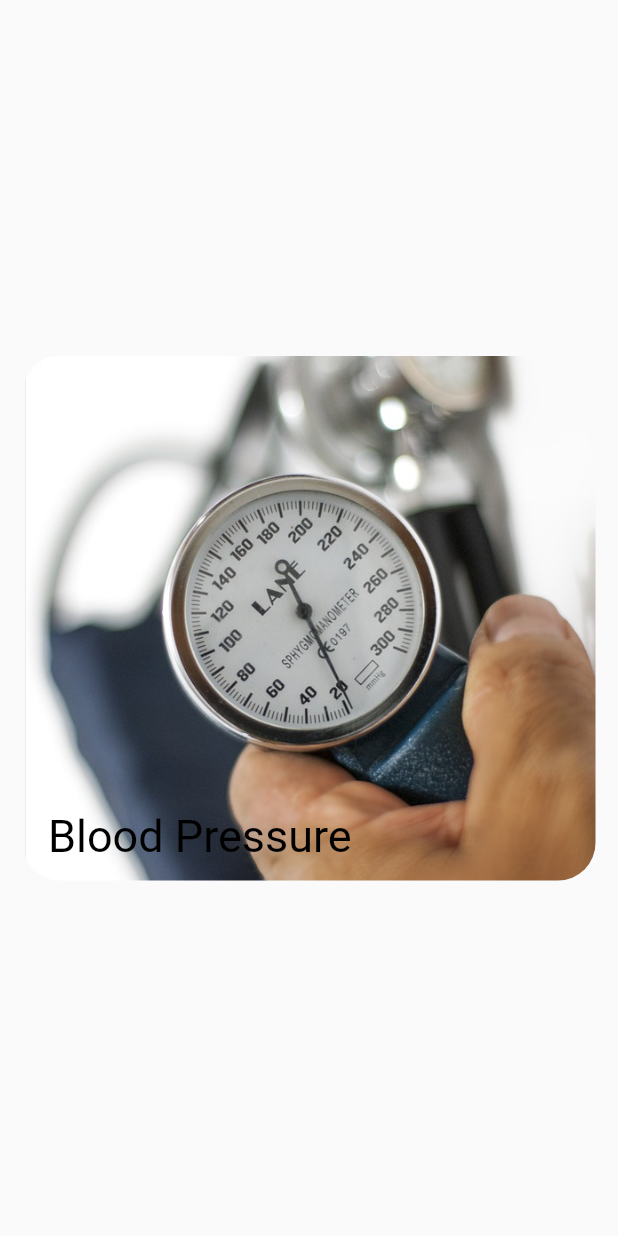
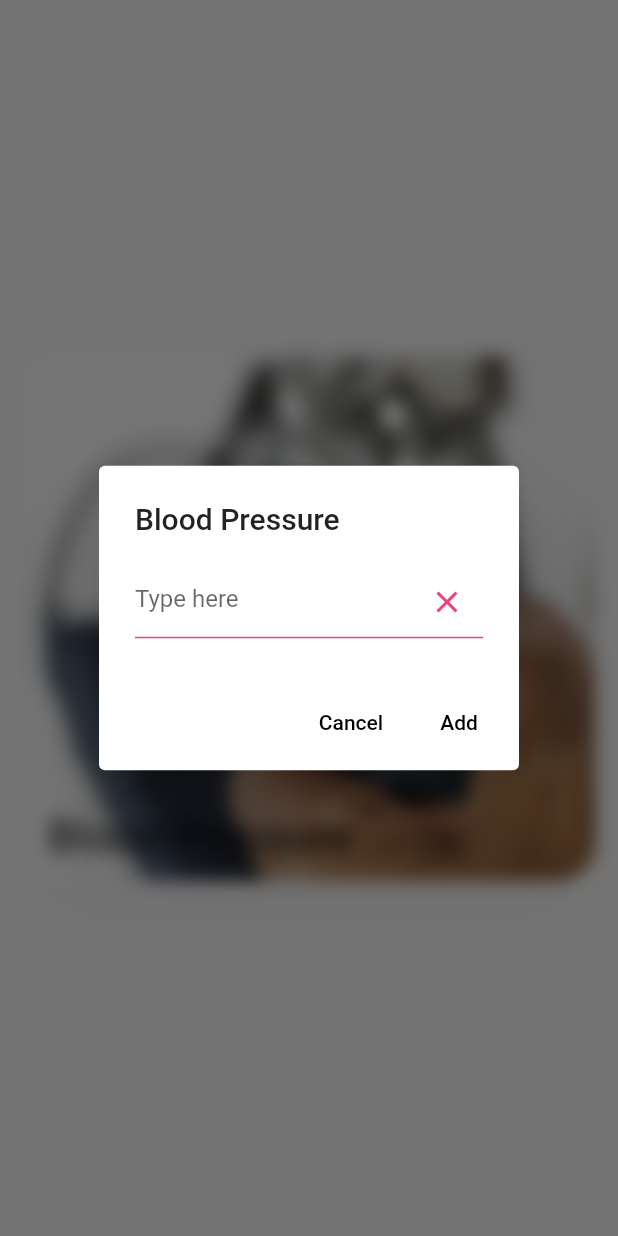
Before and after one commit to manthi4/dte_epic_interface, a Flutter app: the VitalCard widget shown alone on an empty page, opened directly, after a tap on "Blood Pressure", on a phone screen of 412 x 824 dp. Run offline on Flutter 3.47's test engine with Material 2 defaults, Android fonts, the phone set to English and light mode, and no system bars; our stand-ins replace cloud_firestore, firebase_auth, firebase_core; missing offline and left inert: bezier_chart; accounts and stored records are empty.

Commit message:
press vitals

```diff
--- a/lib/components/bottomBar.dart
+++ b/lib/components/bottomBar.dart
@@ -10,7 +10,8 @@ class bottomBar extends StatelessWidget {
         mainAxisAlignment: MainAxisAlignment.spaceEvenly,
         children: [
           IconButton(icon: Icon(Icons.home_outlined), onPressed: (){
-            Navigator.push(context, MaterialPageRoute(builder: (context)=>HomePage()));
+
+            Navigator.pushAndRemoveUntil(context, MaterialPageRoute(builder: (context)=>HomePage()), (Route<dynamic> route) => false);
           }),
           FlatButton(
               onPressed: (){
--- a/lib/components/vitalCard.dart
+++ b/lib/components/vitalCard.dart
@@ -1,11 +1,64 @@
 import 'package:flutter/cupertino.dart';
 import 'package:flutter/material.dart';
+import 'dart:ui';
+import 'package:dte_epic_interface/user.dart';
+
 
 class VitalCard extends StatelessWidget {
   final String vital;
   final String image;
 
   VitalCard({Key key, @required this.vital, @required this.image}) : super(key: key);
+
+  final myController = TextEditingController();
+
+  pressedVital(BuildContext context) {
+    VoidCallback addVital = () => {
+      Navigator.of(context).pop(),
+      User.inputData(myController.text),
+      myController.clear(),
+    };
+    showDialog(
+      context: context,
+      builder: (BuildContext context) {
+        return BackdropFilter(
+            filter: ImageFilter.blur(sigmaX: 6, sigmaY: 6),
+            child:  AlertDialog(
+              title: new Text(vital),
+              content: TextField(
+                controller: myController,
+                cursorColor: Colors.black,
+                decoration: InputDecoration(
+                  enabledBorder: UnderlineInputBorder(
+                    borderSide: BorderSide(color: Colors.pink[400]),
+                  ),
+                  hintText: "Type here",
+                  suffixIcon: IconButton(
+                    color: Colors.pink[400],
+                    onPressed: myController.clear,
+                    icon: Icon(Icons.clear),
+                  ),
+                ),
+              ),
+              actions: <Widget>[
+                new TextButton(
+                  child: new Text("Cancel", style: TextStyle(color: Colors.black)),
+                  onPressed: () {
+                    Navigator.of(context).pop();
+                    myController.clear();
+                  },
+                ),
+                new TextButton(
+                  child: Text("Add", style: TextStyle(color: Colors.black)),
+                  onPressed: () {
+                    addVital();
+                  },
+                ),
+              ],
+            ));
+      },
+    );
+  }
 
   @override
   Widget build(BuildContext context) {
@@ -14,7 +67,7 @@ class VitalCard extends StatelessWidget {
           padding: const EdgeInsets.all(15),
           child: InkWell(
             onTap: () {
-              //pressedVital(context);
+              pressedVital(context);
             },
             child: ClipRRect(
               borderRadius: BorderRadius.circular(25),
--- a/lib/user.dart
+++ b/lib/user.dart
@@ -30,6 +30,9 @@ class User {
 
   }
 
+  static Future<void> inputData(String data) async {
+    print(data);
+  }
 
 
   /// User this for testing purposes!
```
Also changed, not shown: lib/main.dart (+12 -1 lines), lib/screens/homePage.dart (+5 -2 lines), 45 other files.
